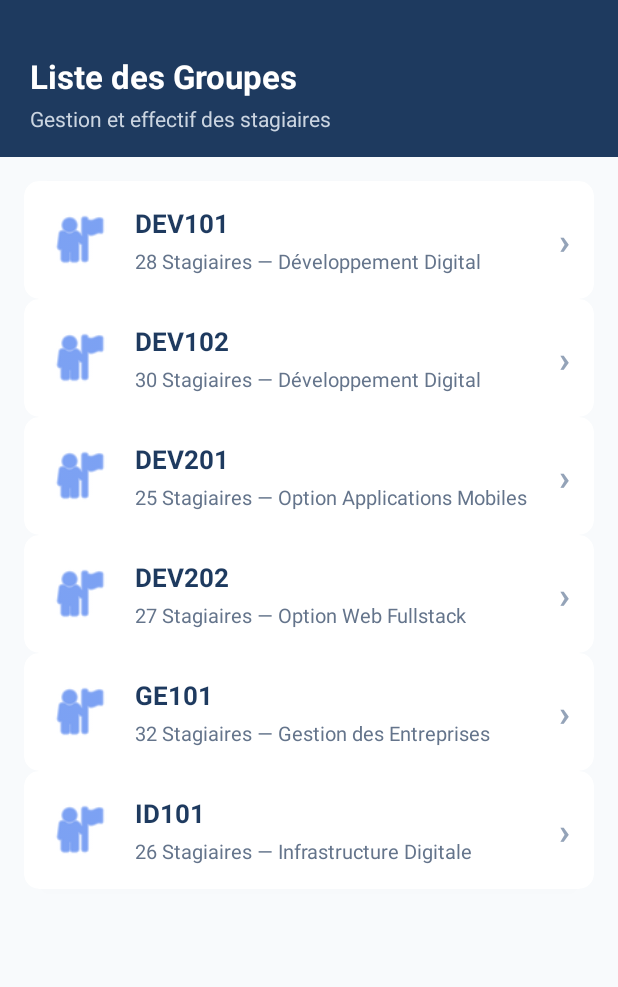
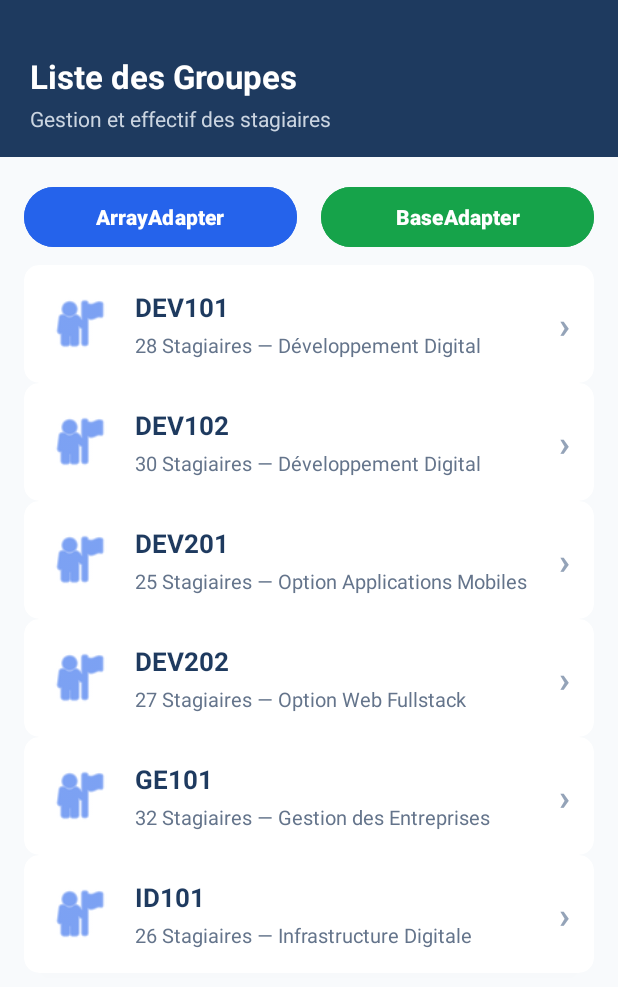
Before and after one commit to Mohamed22-Dev/PresenceManager, an Android app: the GroupesActivity screen opened directly, with no data from a screen before it, on a phone screen of 412 x 824 dp. Shown: the top 987 px of the screen. Run offline under Robolectric (Android 15) with nearby library versions, the phone set to English and light mode, and no system bars.

Commit message:
Add ArrayAdapter (Blue) and BaseAdapter (Green) toggle buttons in GroupesActivity

```diff
--- a/app/src/main/java/com/example/prsencemanager/GroupesActivity.kt
+++ b/app/src/main/java/com/example/prsencemanager/GroupesActivity.kt
@@ -4,7 +4,9 @@ import android.os.Bundle
 import android.view.LayoutInflater
 import android.view.View
 import android.view.ViewGroup
+import android.widget.ArrayAdapter
 import android.widget.BaseAdapter
+import android.widget.Button
 import android.widget.ListView
 import android.widget.TextView
 import android.widget.Toast
@@ -28,8 +30,11 @@ class GroupesActivity : AppCompatActivity() {
         )
 
         val listView = findViewById<ListView>(R.id.listGroupes)
+        val btnArrayAdapter = findViewById<Button>(R.id.btnArrayAdapter)
+        val btnBaseAdapter = findViewById<Button>(R.id.btnBaseAdapter)
 
-        val adapter = object : BaseAdapter() {
+        // 1. BaseAdapter personnalisé
+        val customBaseAdapter = object : BaseAdapter() {
             override fun getCount(): Int = groupes.size
             override fun getItem(position: Int): Any = groupes[position]
             override fun getItemId(position: Int): Long = position.toLong()
@@ -49,7 +54,28 @@ class GroupesActivity : AppCompatActivity() {
             }
         }
 
-        listView.adapter = adapter
+        // 2. ArrayAdapter simple
+        val arrayAdapter = ArrayAdapter(
+            this,
+            android.R.layout.simple_list_item_2,
+            android.R.id.text1,
+            groupes.map { "${it.nom}\n${it.effectif}" }
+        )
+
+        // Affichage par défaut avec BaseAdapter
+        listView.adapter = customBaseAdapter
+
+        // Clic sur le bouton Bleu (ArrayAdapter)
+        btnArrayAdapter.setOnClickListener {
+            listView.adapter = arrayAdapter
+            Toast.makeText(this, "Affichage activé avec : ArrayAdapter", Toast.LENGTH_SHORT).show()
+        }
+
+        // Clic sur le bouton Vert (BaseAdapter)
+        btnBaseAdapter.setOnClickListener {
+            listView.adapter = customBaseAdapter
+            Toast.makeText(this, "Affichage activé avec : BaseAdapter", Toast.LENGTH_SHORT).show()
+        }
 
         listView.setOnItemClickListener { _, _, position, _ ->
             val groupeSelectionne = groupes[position]
--- a/app/src/main/res/layout/activity_groupes.xml
+++ b/app/src/main/res/layout/activity_groupes.xml
@@ -1,6 +1,5 @@
 <?xml version="1.0" encoding="utf-8"?>
 <LinearLayout xmlns:android="http://schemas.android.com/apk/res/android"
-    xmlns:app="http://schemas.android.com/apk/res-auto"
     android:id="@+id/main"
     android:layout_width="match_parent"
     android:layout_height="match_parent"
@@ -39,13 +38,52 @@
 
     </RelativeLayout>
 
+    <!-- Buttons Bar: ArrayAdapter (Blue) & BaseAdapter (Green) -->
+    <LinearLayout
+        android:id="@+id/layoutAdapterButtons"
+        android:layout_width="match_parent"
+        android:layout_height="wrap_content"
+        android:orientation="horizontal"
+        android:paddingStart="16dp"
+        android:paddingEnd="16dp"
+        android:paddingTop="16dp"
+        android:paddingBottom="8dp">
+
+        <Button
+            android:id="@+id/btnArrayAdapter"
+            android:layout_width="0dp"
+            android:layout_height="48dp"
+            android:layout_weight="1"
+            android:layout_marginEnd="8dp"
+            android:text="ArrayAdapter"
+            android:textColor="#FFFFFF"
+            android:textSize="14sp"
+            android:textStyle="bold"
+            android:backgroundTint="#2563EB" />
+
+        <Button
+            android:id="@+id/btnBaseAdapter"
+            android:layout_width="0dp"
+            android:layout_height="48dp"
+            android:layout_weight="1"
+            android:layout_marginStart="8dp"
+            android:text="BaseAdapter"
+            android:textColor="#FFFFFF"
+            android:textSize="14sp"
+            android:textStyle="bold"
+            android:backgroundTint="#16A34A" />
+
+    </LinearLayout>
+
     <!-- ListView for Groups -->
     <ListView
         android:id="@+id/listGroupes"
         android:layout_width="match_parent"
         android:layout_height="0dp"
         android:layout_weight="1"
-        android:padding="16dp"
+        android:paddingStart="16dp"
+        android:paddingEnd="16dp"
+        android:paddingBottom="16dp"
         android:divider="@null"
         android:clipToPadding="false"/>
 
```
Also changed, not shown: 2 other files.
